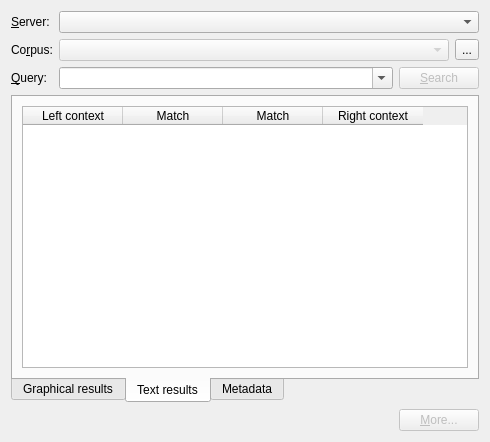
Above: src/poliqarpwidget.ui from jsbien/djview-poliqarp_fork before the change. Below: the same form after it.
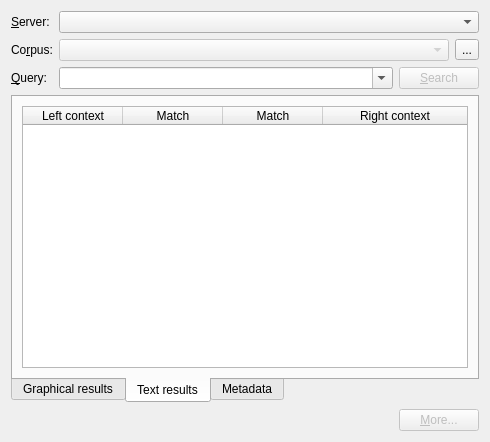
That is the form after the change. Custom widgets are drawn as their Qt base class.

Diff of the .ui file:
```diff
--- a/src/poliqarpwidget.ui
+++ b/src/poliqarpwidget.ui
@@ -153,6 +153,9 @@
          <property name="showGrid">
           <bool>false</bool>
          </property>
+         <attribute name="horizontalHeaderStretchLastSection">
+          <bool>true</bool>
+         </attribute>
          <column>
           <property name="text">
            <string>Left context</string>
@@ -236,6 +239,11 @@
    <header>djvuitemlist.h</header>
    <container>1</container>
   </customwidget>
+  <customwidget>
+   <class>TextResultWidget</class>
+   <extends>QTableWidget</extends>
+   <header>textresultwidget.h</header>
+  </customwidget>
  </customwidgets>
  <tabstops>
   <tabstop>serverCombo</tabstop>
```
Left out of the diff: 2 changed lines with no effect on the pictures.
